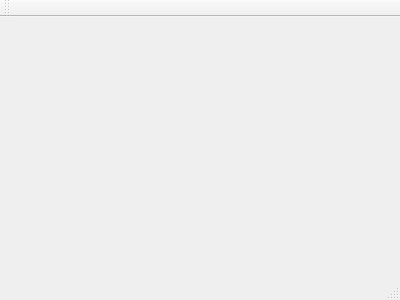
This is DesktopTool/StockQuotes/mainwindow.ui in HUHANK/StockTool as Qt 5 draws it before an edit. The edited form follows.
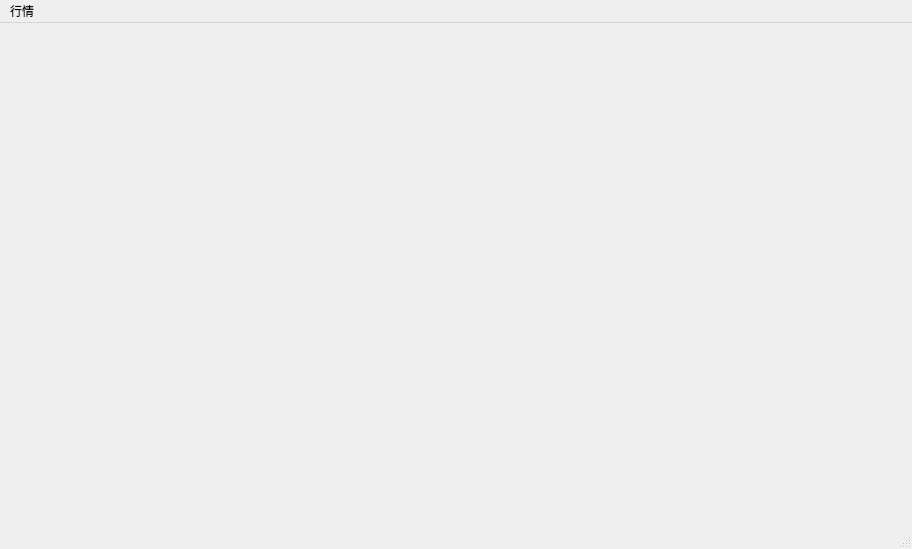
This is the edited form.

Patch:
```diff
--- a/DesktopTool/StockQuotes/mainwindow.ui
+++ b/DesktopTool/StockQuotes/mainwindow.ui
@@ -1,24 +1,49 @@
 <ui version="4.0">
  <class>MainWindow</class>
- <widget class="QMainWindow" name="MainWindow" >
-  <property name="geometry" >
+ <widget class="QMainWindow" name="MainWindow">
+  <property name="geometry">
    <rect>
     <x>0</x>
     <y>0</y>
-    <width>400</width>
-    <height>300</height>
+    <width>912</width>
+    <height>549</height>
    </rect>
   </property>
   <property name="windowTitle" >
    <string>MainWindow</string>
   </property>
-  <widget class="QMenuBar" name="menuBar" />
-  <widget class="QToolBar" name="mainToolBar" />
-  <widget class="QWidget" name="centralWidget" />
-  <widget class="QStatusBar" name="statusBar" />
+  <property name="styleSheet">
+   <string notr="true"/>
+  </property>
+  <widget class="QWidget" name="centralWidget"/>
+  <widget class="QMenuBar" name="menuBar">
+   <property name="geometry">
+    <rect>
+     <x>0</x>
+     <y>0</y>
+     <width>912</width>
+     <height>23</height>
+    </rect>
+   </property>
+   <widget class="QMenu" name="menu">
+    <property name="title">
+     <string>行情</string>
+    </property>
+    <addaction name="actionA"/>
+   </widget>
+   <addaction name="menu"/>
+  </widget>
+  <widget class="QStatusBar" name="statusBar"/>
+  <action name="actionA">
+   <property name="checkable">
+    <bool>true</bool>
+   </property>
+   <property name="text">
+    <string>A股行情</string>
+   </property>
+  </action>
  </widget>
- <layoutDefault spacing="6" margin="11" />
- <pixmapfunction></pixmapfunction>
+ <layoutdefault spacing="6" margin="11"/>
  <resources/>
  <connections/>
 </ui>
```
Left out of the diff: 3 changed lines with no effect on the pictures.
